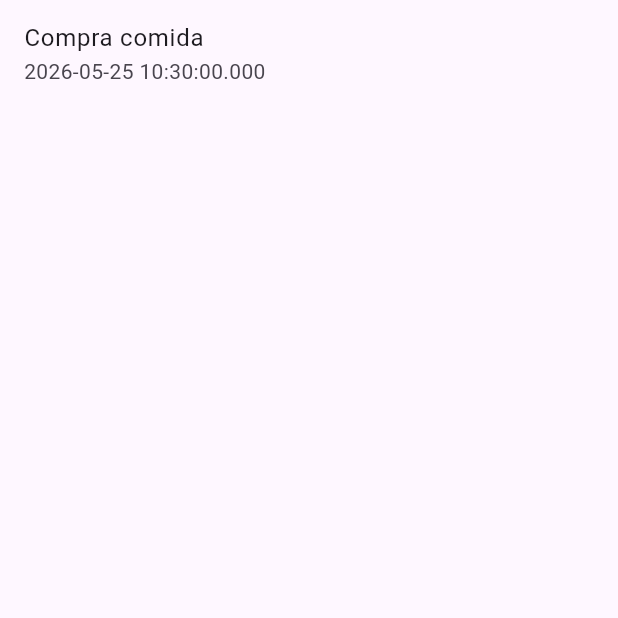
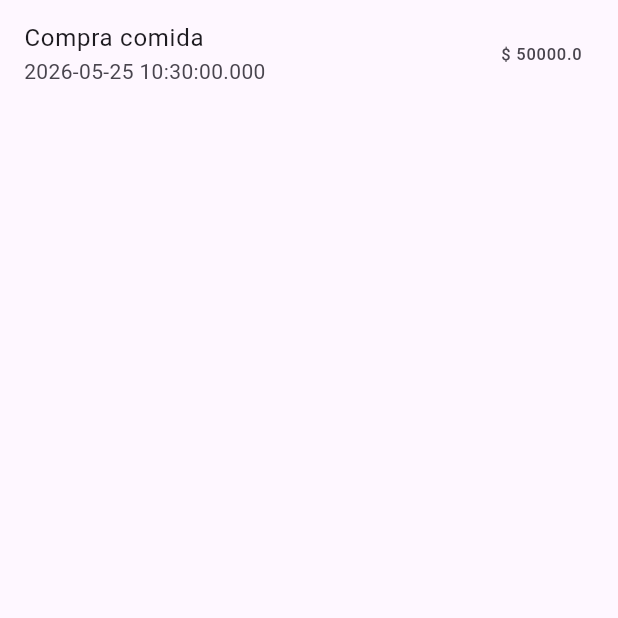
Before and after one commit to Cristian-Blue/database_local, a Flutter app: the screen it shows after launch, after a tap on the "add" icon, on a phone screen of 412 x 824 dp, the top half of it. Run offline on Flutter 3.47's test engine with Material 3 defaults, Android fonts, the phone set to English and light mode, and no system bars; our stand-ins replace flutter_spinkit, sqflite; accounts and stored records are empty.

```diff
--- a/lib/presentation/home/home_screen.dart
+++ b/lib/presentation/home/home_screen.dart
@@ -12,7 +12,9 @@ class HomeScreen extends StatefulWidget {
 
 class _HomeScreenState extends State<HomeScreen> {
   final MovimientoRepository repository = MovimientoRepository();
+
   List<MovimientoModel> movimientos = [];
+
   bool isLoading = false;
 
   @override
@@ -21,29 +23,51 @@ class _HomeScreenState extends State<HomeScreen> {
     getData();
   }
 
-  Future getData() async {
-    isLoading = true;
-    setState(() {});
+  Future<void> getData() async {
+    setState(() {
+      isLoading = true;
+    });
+
     movimientos = await repository.getMovimientos();
-    isLoading = false;
-    setState(() {});
+
+    setState(() {
+      isLoading = false;
+    });
   }
 
-  Future insertMovimiento(BuildContext context) async {
-    isLoading = true;
-    setState(() {});
+  Future<void> insertMovimiento(BuildContext context) async {
+    setState(() {
+      isLoading = true;
+    });
+
     final movimiento = MovimientoModel(
       tipo: 'gasto',
       descripcion: 'Compra comida',
       valor: 50000,
       fecha: DateTime.now().toString(),
     );
-    int insert = await repository.insertMovimiento(movimiento);
+
+    final insert = await repository.insertMovimiento(movimiento);
+
+    await getData();
+
+    if (!context.mounted) return;
 
     ScaffoldMessenger.of(
       context,
     ).showSnackBar(SnackBar(content: Text('Movimiento insertado: $insert')));
-    getData();
+  }
+
+  Future<void> eliminarMovimiento(int id) async {
+    await repository.deleteMovimiento(id);
+  }
+
+  Future<void> actualizarMovimiento(MovimientoModel movimiento) async {
+    movimiento.descripcion = 'Editado';
+    movimiento.tipo = 'ingreso';
+    print(movimiento.toMap());
+    await repository.updateMovimiento(movimiento);
+    await getData();
   }
 
   @override
@@ -53,18 +77,111 @@ class _HomeScreenState extends State<HomeScreen> {
         onPressed: () => insertMovimiento(context),
         child: const Icon(Icons.add),
       ),
+
       body: isLoading
           ? const Center(
               child: SpinKitFadingCircle(color: Colors.blue, size: 50),
             )
           : ListView.builder(
-              shrinkWrap: true,
               itemCount: movimientos.length,
+
               itemBuilder: (context, index) {
                 final movimiento = movimientos[index];
-                return ListTile(
-                  title: Text(movimiento.descripcion),
-                  subtitle: Text(movimiento.fecha),
+
+                return Dismissible(
+                  key: ValueKey(movimiento.id),
+
+                  // 👉 izquierda -> derecha
+                  background: Container(
+                    color: Colors.green,
+                    alignment: Alignment.centerLeft,
+                    padding: const EdgeInsets.symmetric(horizontal: 20),
+                    child: const Icon(Icons.edit, color: Colors.white),
+                  ),
+
+                  // 👈 derecha -> izquierda
+                  secondaryBackground: Container(
+                    color: Colors.red,
+                    alignment: Alignment.centerRight,
+                    padding: const EdgeInsets.symmetric(horizontal: 20),
+                    child: const Icon(Icons.delete, color: Colors.white),
+                  ),
+
+                  confirmDismiss: (direction) async {
+                    // 👉 EDITAR
+                    if (direction == DismissDirection.startToEnd) {
+                      print('----------->');
+                      await actualizarMovimiento(movimiento);
+
+                      if (!context.mounted) return false;
+                      ScaffoldMessenger.of(context).showSnackBar(
+                        SnackBar(
+                          content: Text("Editar ${movimiento.descripcion}"),
+                        ),
+                      );
+
+                      // Cancela el dismiss
+                      return false;
+                    }
+
+                    // 👈 ELIMINAR
+                    if (direction == DismissDirection.endToStart) {
+                      return await showDialog<bool>(
+                        context: context,
+                        builder: (_) => AlertDialog(
+                          title: const Text("Eliminar"),
+                          content: Text("¿Eliminar ${movimiento.descripcion}?"),
+                          actions: [
+                            TextButton(
+                              onPressed: () {
+                                Navigator.pop(context, false);
+                              },
+                              child: const Text("Cancelar"),
+                            ),
+
+                            ElevatedButton(
+                              onPressed: () {
+                                Navigator.pop(context, true);
+                              },
+                              child: const Text("Eliminar"),
+                            ),
+                          ],
+                        ),
+                      );
+                    }
+
+                    return false;
+                  },
+
+                  onDismissed: (direction) async {
+                    if (direction == DismissDirection.endToStart) {
+                      final eliminado = movimiento;
+
+                      // Eliminar visualmente PRIMERO
+                      setState(() {
+                        movimientos.removeAt(index);
+                      });
+
+                      // Luego BD
+                      await eliminarMovimiento(eliminado.id!);
+
+                      if (!context.mounted) return;
+
+                      ScaffoldMessenger.of(context).showSnackBar(
+                        SnackBar(
+                          content: Text("${eliminado.descripcion} eliminado"),
+                        ),
+                      );
+                    }
+                  },
+
+                  child: ListTile(
+                    title: Text(movimiento.descripcion),
+
+                    subtitle: Text(movimiento.fecha),
+
+                    trailing: Text("\$ ${movimiento.valor}"),
+                  ),
                 );
               },
             ),
```
